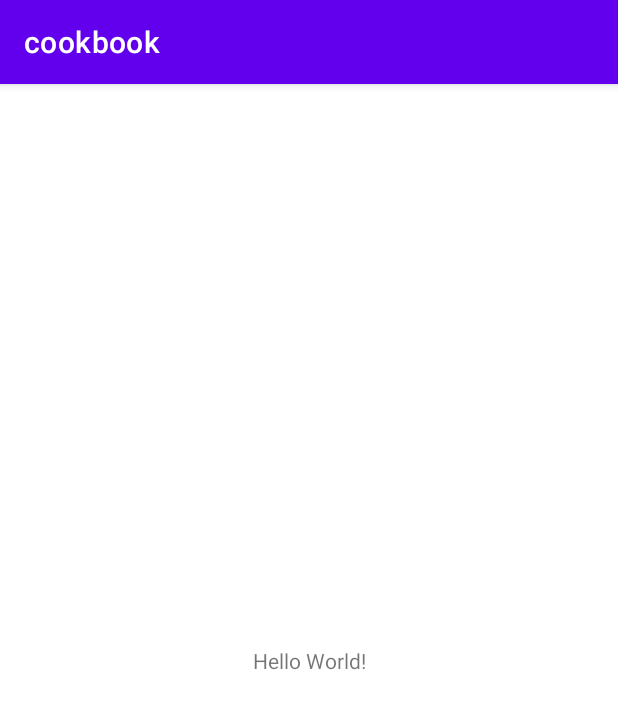
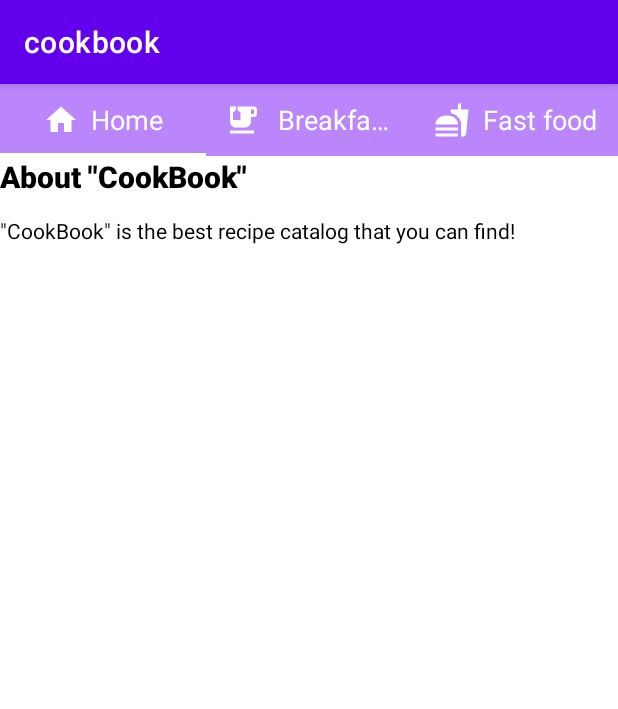
Before and after one commit to TMichaelan/mobile-applications-put, an Android app: the screen it shows after launch (MainActivity), on a phone screen of 412 x 824 dp. Shown: the top 709 px of the screen. Run offline under Robolectric (Android 15) with nearby library versions, the phone set to English and light mode, and no system bars.

Commit message:
Add tabs

```diff
--- a/app/build.gradle
+++ b/app/build.gradle
@@ -23,6 +23,9 @@ android {
             proguardFiles getDefaultProguardFile('proguard-android-optimize.txt'), 'proguard-rules.pro'
         }
     }
+    buildFeatures {
+        viewBinding = true
+    }
     compileOptions {
         sourceCompatibility JavaVersion.VERSION_1_8
         targetCompatibility JavaVersion.VERSION_1_8
@@ -34,11 +37,16 @@ android {
 
 dependencies {
 
-    implementation 'androidx.core:core-ktx:1.7.0'
+    implementation 'androidx.viewpager2:viewpager2:1.0.0'
+
+
+    implementation 'androidx.core:core-ktx:1.10.0'
     implementation 'androidx.appcompat:appcompat:1.6.1'
     implementation 'com.google.android.material:material:1.8.0'
     implementation 'androidx.constraintlayout:constraintlayout:2.1.4'
     testImplementation 'junit:junit:4.13.2'
     androidTestImplementation 'androidx.test.ext:junit:1.1.5'
     androidTestImplementation 'androidx.test.espresso:espresso-core:3.5.1'
+
+
 }
--- /dev/null
+++ b/app/src/main/java/com/example/cookbook/HomeFragment.kt
@@ -0,0 +1,25 @@
+package com.example.cookbook
+
+import android.os.Bundle
+import androidx.fragment.app.Fragment
+import android.view.LayoutInflater
+import android.view.View
+import android.view.ViewGroup
+
+class HomeFragment : Fragment() {
+
+
+    override fun onCreateView(
+        inflater: LayoutInflater, container: ViewGroup?,
+        savedInstanceState: Bundle?
+    ): View? {
+        // Inflate the layout for this fragment
+        return inflater.inflate(R.layout.fragment_home, container, false)
+    }
+
+
+    companion object {
+        @JvmStatic
+        fun newInstance() = HomeFragment()
+    }
+}
--- a/app/src/main/java/com/example/cookbook/MainActivity.kt
+++ b/app/src/main/java/com/example/cookbook/MainActivity.kt
@@ -1,11 +1,82 @@
 package com.example.cookbook
 
+
+import android.graphics.Color
+import android.graphics.Typeface
+import android.os.Bundle
+import android.view.ViewGroup
+import android.widget.TextView
 import androidx.appcompat.app.AppCompatActivity
-import android.os.Bundle
+import androidx.core.content.ContextCompat
+import androidx.core.graphics.BlendModeColorFilterCompat
+import androidx.core.graphics.BlendModeCompat
+import com.example.cookbook.databinding.ActivityDetailBinding
+import com.example.cookbook.databinding.ActivityMainBinding
+import com.google.android.material.tabs.TabLayout
+import com.google.android.material.tabs.TabLayoutMediator
 
 class MainActivity : AppCompatActivity() {
+    lateinit var binding: ActivityMainBinding
     override fun onCreate(savedInstanceState: Bundle?) {
         super.onCreate(savedInstanceState)
-        setContentView(R.layout.activity_main)
+        binding = ActivityMainBinding.inflate(layoutInflater)
+        setContentView(binding.root)
+
+
+        // Tabs Customization
+        binding.tabLayout.setSelectedTabIndicatorColor(Color.WHITE)
+        binding.tabLayout.setBackgroundColor(ContextCompat.getColor(this, R.color.purple_200))
+        binding.tabLayout.tabTextColors = ContextCompat.getColorStateList(this, android.R.color.white)
+
+        // Set different Text Color for Tabs for when are selected or not
+        //binding.tabLayout.setTabTextColors(R.color.normalTabTextColor, R.color.selectedTabTextColor)
+
+        // Number Of Tabs
+        val numberOfTabs = 3
+
+        // Set Tabs in the center
+        //binding.tabLayout.tabGravity = TabLayout.GRAVITY_CENTER
+
+        // Show all Tabs in screen
+        binding.tabLayout.tabMode = TabLayout.MODE_FIXED
+
+        // Scroll to see all Tabs
+        //binding.tabLayout.tabMode = TabLayout.MODE_SCROLLABLE
+
+        // Set Tab icons next to the text, instead of above the text
+        binding.tabLayout.isInlineLabel = true
+
+        // Set the ViewPager Adapter
+        val adapter = TabsPagerAdapter(supportFragmentManager, lifecycle, numberOfTabs)
+        binding.tabsViewpager.adapter = adapter
+
+        // Enable Swipe
+        binding.tabsViewpager.isUserInputEnabled = true
+
+        // Link the TabLayout and the ViewPager2 together and Set Text & Icons
+        TabLayoutMediator(binding.tabLayout, binding.tabsViewpager) { tab, position ->
+            when (position) {
+                0 -> {
+                    tab.text = "Home"
+                    tab.setIcon(R.drawable.ic_home)
+                }
+                1 -> {
+                    tab.text = "Breakfasts"
+                    tab.setIcon(R.drawable.ic_breakfast)
+
+                }
+                2 -> {
+                    tab.text = "Fast food"
+                    tab.setIcon(R.drawable.ic_fastfood)
+                }
+
+            }
+            // Change color of the icons
+            tab.icon?.colorFilter =
+                BlendModeColorFilterCompat.createBlendModeColorFilterCompat(
+                    Color.WHITE,
+                    BlendModeCompat.SRC_ATOP
+                )
+        }.attach()
     }
 }
--- /dev/null
+++ b/app/src/main/java/com/example/cookbook/TabsPagerAdapter.kt
@@ -0,0 +1,45 @@
+package com.example.cookbook
+
+import android.os.Bundle
+import androidx.fragment.app.Fragment
+import androidx.fragment.app.FragmentManager
+import androidx.lifecycle.Lifecycle
+import androidx.viewpager2.adapter.FragmentStateAdapter
+
+
+class TabsPagerAdapter(fm: FragmentManager, lifecycle: Lifecycle, private var numberOfTabs: Int) : FragmentStateAdapter(fm, lifecycle) {
+
+    override fun createFragment(position: Int): Fragment {
+        when (position) {
+            0 -> {
+                // # Home Fragment
+                val bundle = Bundle()
+                bundle.putString("fragmentName", "Music Fragment")
+                val homeFragment = HomeFragment()
+                homeFragment.arguments = bundle
+                return homeFragment
+            }
+//                1 -> {
+//                    // # Movies Fragment
+//                    val bundle = Bundle()
+//                    bundle.putString("fragmentName", "Movies Fragment")
+//                    val moviesFragment = DemoFragment()
+//                    moviesFragment.arguments = bundle
+//                    return moviesFragment
+//                }
+//                2 -> {
+//                    // # Books Fragment
+//                    val bundle = Bundle()
+//                    bundle.putString("fragmentName", "Books Fragment")
+//                    val booksFragment = DemoFragment()
+//                    booksFragment.arguments = bundle
+//                    return booksFragment
+//                }
+            else -> return HomeFragment()
+        }
+    }
+
+    override fun getItemCount(): Int {
+        return numberOfTabs
+    }
+}
--- /dev/null
+++ b/app/src/main/res/drawable/ic_breakfast.xml
@@ -0,0 +1,6 @@
+<vector android:height="24dp" android:tint="#000000"
+    android:viewportHeight="24" android:viewportWidth="24"
+    android:width="24dp" xmlns:android="http://schemas.android.com/apk/res/android">
+    <path android:fillColor="@android:color/white" android:pathData="M20,3H9v2.4l1.81,1.45C10.93,6.94 11,7.09 11,7.24v4.26c0,0.28 -0.22,0.5 -0.5,0.5h-4C6.22,12 6,11.78 6,11.5V7.24c0,-0.15 0.07,-0.3 0.19,-0.39L8,5.4V3H4v10c0,2.21 1.79,4 4,4h6c2.21,0 4,-1.79 4,-4v-3h2c1.11,0 2,-0.9 2,-2V5C22,3.89 21.11,3 20,3zM20,8h-2V5h2V8z"/>
+    <path android:fillColor="@android:color/white" android:pathData="M4,19h16v2h-16z"/>
+</vector>
--- /dev/null
+++ b/app/src/main/res/drawable/ic_fastfood.xml
@@ -0,0 +1,5 @@
+<vector android:height="24dp" android:tint="#000000"
+    android:viewportHeight="24" android:viewportWidth="24"
+    android:width="24dp" xmlns:android="http://schemas.android.com/apk/res/android">
+    <path android:fillColor="@android:color/white" android:pathData="M18.06,22.99h1.66c0.84,0 1.53,-0.64 1.63,-1.46L23,5.05h-5L18,1h-1.97v4.05h-4.97l0.3,2.34c1.71,0.47 3.31,1.32 4.27,2.26 1.44,1.42 2.43,2.89 2.43,5.29v8.05zM1,21.99L1,21h15.03v0.99c0,0.55 -0.45,1 -1.01,1L2.01,22.99c-0.56,0 -1.01,-0.45 -1.01,-1zM16.03,14.99c0,-8 -15.03,-8 -15.03,0h15.03zM1.02,17h15v2h-15z"/>
+</vector>
--- /dev/null
+++ b/app/src/main/res/drawable/ic_home.xml
@@ -0,0 +1,5 @@
+<vector android:height="24dp" android:tint="#000000"
+    android:viewportHeight="24" android:viewportWidth="24"
+    android:width="24dp" xmlns:android="http://schemas.android.com/apk/res/android">
+    <path android:fillColor="@android:color/white" android:pathData="M10,20v-6h4v6h5v-8h3L12,3 2,12h3v8z"/>
+</vector>
--- a/app/src/main/res/layout/activity_main.xml
+++ b/app/src/main/res/layout/activity_main.xml
@@ -1,18 +1,26 @@
 <?xml version="1.0" encoding="utf-8"?>
-<androidx.constraintlayout.widget.ConstraintLayout xmlns:android="http://schemas.android.com/apk/res/android"
+<LinearLayout xmlns:android="http://schemas.android.com/apk/res/android"
     xmlns:app="http://schemas.android.com/apk/res-auto"
     xmlns:tools="http://schemas.android.com/tools"
     android:layout_width="match_parent"
     android:layout_height="match_parent"
+    android:orientation="vertical"
     tools:context=".MainActivity">
 
-    <TextView
-        android:layout_width="wrap_content"
+    <com.google.android.material.tabs.TabLayout
+        android:id="@+id/tab_layout"
+        android:layout_width="match_parent"
         android:layout_height="wrap_content"
-        android:text="Hello World!"
-        app:layout_constraintBottom_toBottomOf="parent"
-        app:layout_constraintEnd_toEndOf="parent"
-        app:layout_constraintStart_toStartOf="parent"
-        app:layout_constraintTop_toTopOf="parent" />
+        android:background="@color/design_default_color_error"
+        app:tabMaxWidth="0dp"
+        app:tabTextAppearance="?android:attr/textAppearanceMedium"
+        app:textAllCaps="false" />
 
-</androidx.constraintlayout.widget.ConstraintLayout>
+
+    <androidx.viewpager2.widget.ViewPager2
+        android:id="@+id/tabs_viewpager"
+        android:layout_width="match_parent"
+        android:layout_height="0dp"
+        android:layout_weight="1"/>
+
+</LinearLayout>
--- /dev/null
+++ b/app/src/main/res/layout/fragment_home.xml
@@ -0,0 +1,29 @@
+<?xml version="1.0" encoding="utf-8"?>
+<FrameLayout xmlns:android="http://schemas.android.com/apk/res/android"
+    xmlns:tools="http://schemas.android.com/tools"
+    android:layout_width="match_parent"
+    android:layout_height="match_parent"
+    tools:context=".HomeFragment">
+
+    <!-- TODO: Update blank fragment layout -->
+    <TextView
+        android:id="@+id/about_label"
+        android:layout_width="match_parent"
+        android:layout_height="wrap_content"
+        android:fontFamily="sans-serif-medium"
+        android:text="About &quot;CookBook&quot;"
+        android:textAlignment="textStart"
+        android:textColor="#000000"
+        android:textSize="20sp"
+        android:textStyle="bold"
+        android:typeface="normal" />
+
+    <TextView
+        android:id="@+id/about_content"
+        android:layout_width="match_parent"
+        android:layout_height="wrap_content"
+        android:text="&quot;CookBook&quot; is the best recipe catalog that you can find!"
+        android:textColor="#000000"
+        android:translationY="40dp" />
+
+</FrameLayout>
--- a/app/src/main/res/values/strings.xml
+++ b/app/src/main/res/values/strings.xml
@@ -1,3 +1,5 @@
 <resources>
     <string name="app_name">cookbook</string>
+    <!-- TODO: Remove or change this placeholder text -->
+    <string name="hello_blank_fragment">Hello blank fragment</string>
 </resources>
--- a/app/src/main/res/values/themes.xml
+++ b/app/src/main/res/values/themes.xml
@@ -12,5 +12,6 @@
         <!-- Status bar color. -->
         <item name="android:statusBarColor">?attr/colorPrimaryVariant</item>
         <!-- Customize your theme here. -->
+
     </style>
 </resources>
```
